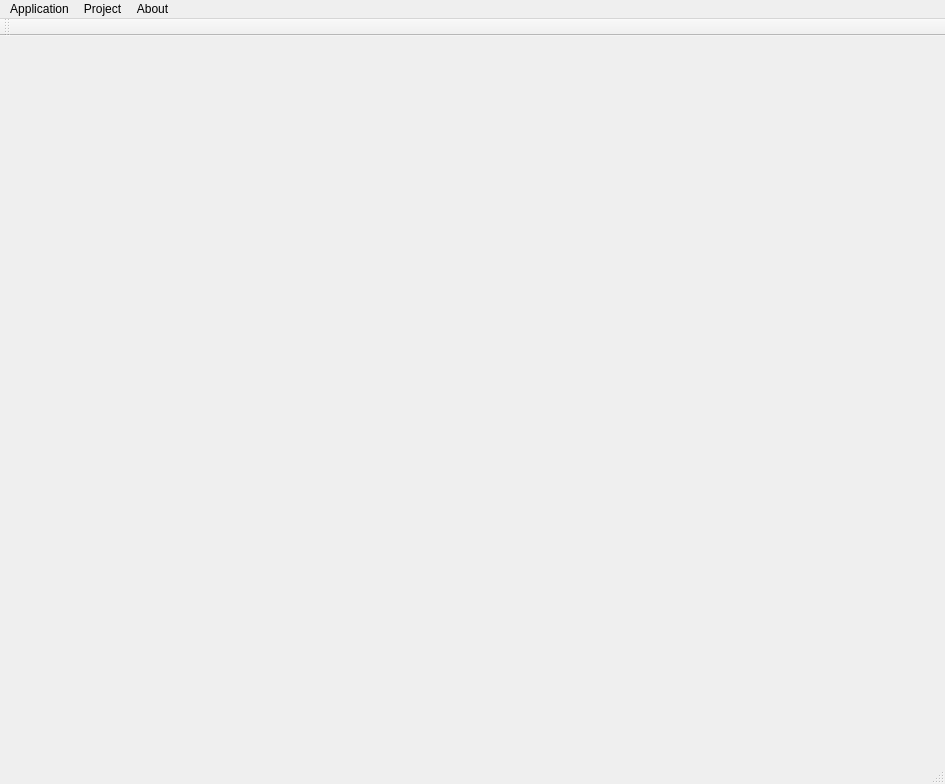
This is src/mainwindow.ui in molchanoviv/CLIPS-GUI as Qt 5 draws it before an edit. The edited form follows.
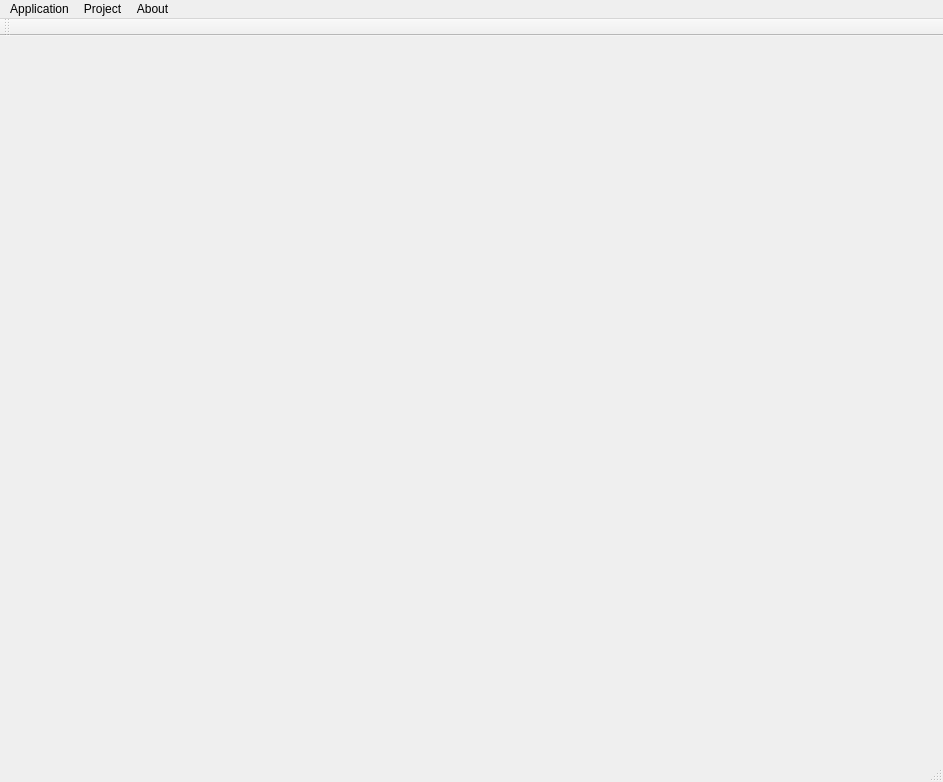
This is the edited form. Icons and pictures are not drawn.

What changed in the file:
```diff
--- a/src/mainwindow.ui
+++ b/src/mainwindow.ui
@@ -6,8 +6,8 @@
    <rect>
     <x>0</x>
     <y>0</y>
-    <width>945</width>
-    <height>784</height>
+    <width>943</width>
+    <height>782</height>
    </rect>
   </property>
   <property name="windowTitle">
@@ -23,7 +23,7 @@
     <rect>
      <x>0</x>
      <y>0</y>
-     <width>945</width>
+     <width>943</width>
      <height>21</height>
     </rect>
    </property>
```
Left out of the diff: 6 changed lines with no effect on the pictures.
